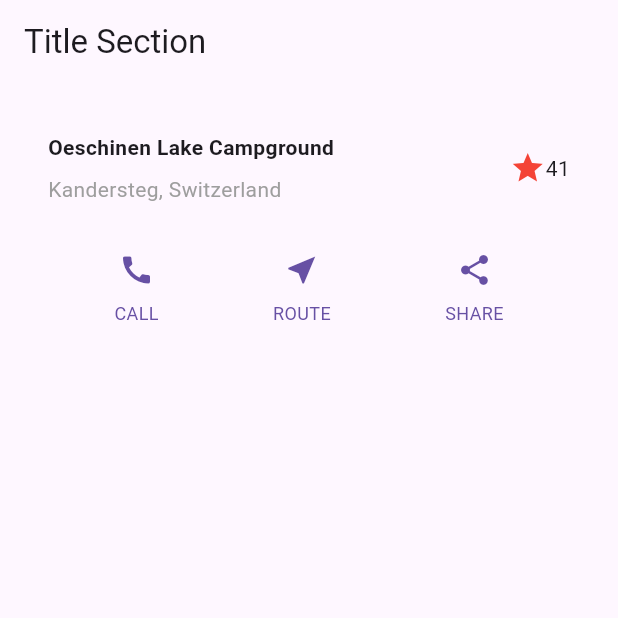
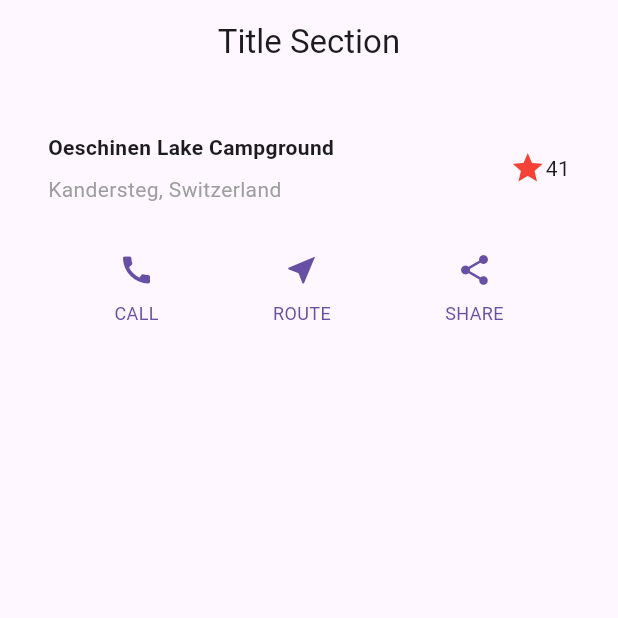
Before and after one commit to ArielFSantos/Estacio_Mundo_4_Nivel_2, a Flutter app: the screen it shows after launch, on a phone screen of 412 x 824 dp, the top half of it. Run offline on Flutter 3.47's test engine with Material 3 defaults, Android fonts, the phone set to English and light mode, and no system bars.

Commit message:
style
estilizando

```diff
--- a/explore/lib/main.dart
+++ b/explore/lib/main.dart
@@ -3,7 +3,7 @@ import 'package:flutter/material.dart';
 void main() => runApp(const MyApp());
 
 class MyApp extends StatelessWidget {
-  const MyApp({Key? key}) : super(key: key);
+  const MyApp({super.key});
 
   @override
   Widget build(BuildContext context) {
@@ -11,10 +11,11 @@ class MyApp extends StatelessWidget {
       title: 'Title Section',
       home: Scaffold(
         appBar: AppBar(
+          centerTitle: true,
           title: const Text('Title Section'),
         ),
         body: Column(
-          crossAxisAlignment: CrossAxisAlignment.start,
+          crossAxisAlignment: CrossAxisAlignment.center,
           children: [
             buildTitleSection(),
             buildButtonSection(context), // Passando o contexto como parâmetro
```
